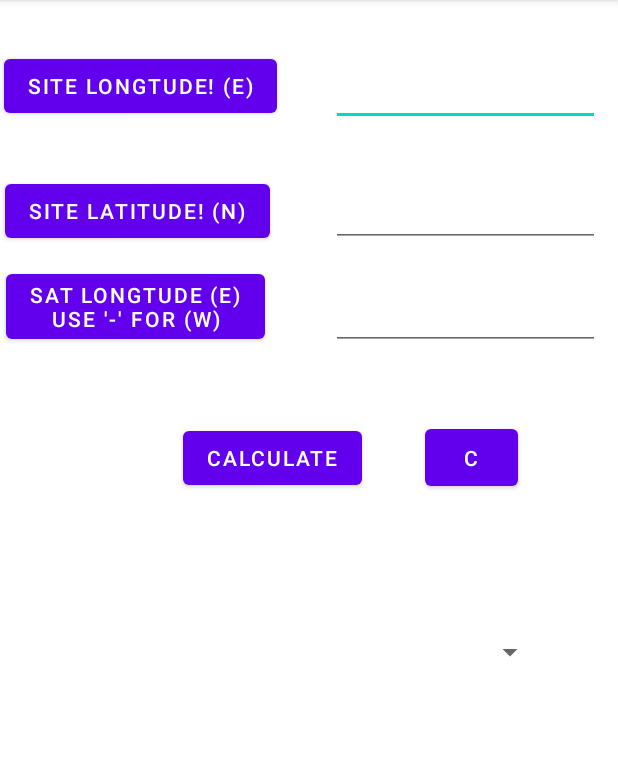
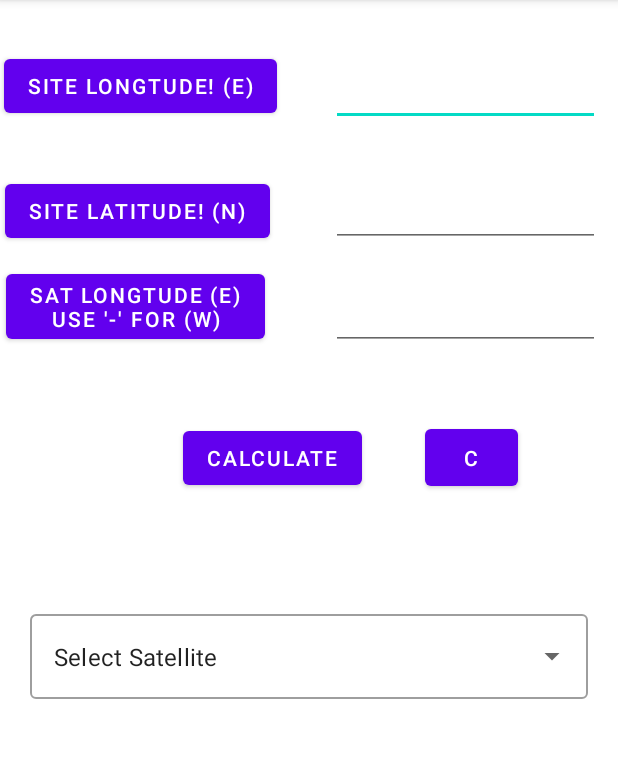
Before and after one commit to Mubarekethio/satellite-pointing-Angle-Calculator, an Android app: the screen it shows after launch (MainActivity), on a phone screen of 412 x 824 dp, the part 84-842 px from its top. Run offline under Robolectric (Android 15) with nearby library versions, the light colour scheme and no system bars.

Commit message:
pointing Calculator

```diff
--- a/app/src/main/java/org/mukee/calculatorapp/pointingcalc_mukee/MainActivity.kt
+++ b/app/src/main/java/org/mukee/calculatorapp/pointingcalc_mukee/MainActivity.kt
@@ -1,15 +1,15 @@
 package org.mukee.calculatorapp.pointingcalc_mukee
 
-import androidx.appcompat.app.AppCompatActivity
 import android.os.Bundle
-
+import android.view.inputmethod.InputMethodManager
+import android.widget.AdapterView.OnItemClickListener
+import android.widget.ArrayAdapter
+import android.widget.AutoCompleteTextView
 import android.widget.Button
 import android.widget.EditText
-import android.widget.Spinner
 import android.widget.TextView
 import android.widget.Toast
-import org.jetbrains.annotations.NotNull
-import java.nio.file.DirectoryNotEmptyException
+import androidx.appcompat.app.AppCompatActivity
 
 
 class MainActivity : AppCompatActivity() {
@@ -21,13 +21,51 @@ class MainActivity : AppCompatActivity() {
 
         val input1 = findViewById<EditText>(R.id.input1)
         val input2 = findViewById<EditText>(R.id.input2)
-        val input3 = findViewById<EditText>(R.id.input3)
+        var input3 = findViewById<EditText>(R.id.input3)
         val output1 = findViewById<TextView>(R.id.output1)
-        val sat_list = findViewById<Spinner>(R.id.sat_spinner)
+        //val sat_list = findViewById<Spinner>(R.id.sat_spinner)
 
 
         val btnclear = findViewById<Button>(R.id.btnclear)
         val btncalculate = findViewById<Button>(R.id.btncalculate)
+
+        // get reference to the string array that we just created
+        val languages = resources.getStringArray(R.array.programming_languages)
+        // create an array adapter and pass the required parameter
+        // in our case pass the context, drop down layout , and array.
+        val arrayAdapter = ArrayAdapter(this, R.layout.dropdown_item, languages)
+        // get reference to the autocomplete text view
+        val autocompleteTV = findViewById<AutoCompleteTextView>(R.id.autoCompleteTextView)
+        // set adapter to the autocomplete tv to the arrayAdapter
+        //println(autocompleteTV.toString())
+        autocompleteTV.setAdapter(arrayAdapter)
+
+
+        //to get selected value add item click listener
+        //to get selected value add item click listener
+        autocompleteTV.onItemClickListener = OnItemClickListener { parent, view, position, id ->
+            var delimiter = "("
+            var dem= "°"
+            var parts = autocompleteTV.text.toString().split(delimiter)
+            var p=parts[1].split(dem)
+            val dc= "West"
+            if (parts[1].contains(dc)){
+                //print("-"+p[0])
+                input3.setText("-${p[0]}")
+            }else {
+                input3.setText(p[0])
+            }
+
+
+
+            //print(pp[0])
+            Toast.makeText(
+                applicationContext,
+                "" + autocompleteTV.text.toString(),
+                Toast.LENGTH_SHORT
+            ).show()
+        }
+
 
         btncalculate.setOnClickListener() {
 
@@ -35,6 +73,11 @@ class MainActivity : AppCompatActivity() {
                 val B5 = input1.text.toString().toDouble()
                 val C5 = input2.text.toString().toDouble()
                 val D5 = input3.text.toString().toDouble()
+
+                //println(autocompleteTV.text.toString())
+
+
+                //println(D5)
                 val Az: Double = Math.toDegrees(
                     Math.atan(
                         0 - (Math.tan(Math.toRadians(D5) - Math.toRadians(B5)) / (Math.sin(
@@ -47,7 +90,11 @@ class MainActivity : AppCompatActivity() {
                 //longsite+latsite+longSat
                 val El: Double = Math.toDegrees(
                     Math.atan(
-                        (Math.cos(Math.toRadians(D5) - Math.toRadians(B5)) * Math.cos(Math.toRadians(C5)) - 0.15127) / (Math.sin(
+                        (Math.cos(Math.toRadians(D5) - Math.toRadians(B5)) * Math.cos(
+                            Math.toRadians(
+                                C5
+                            )
+                        ) - 0.15127) / (Math.sin(
                             Math.acos(
                                 Math.cos(Math.toRadians(D5) - Math.toRadians(B5)) * Math.cos(
                                     Math.toRadians(C5)
@@ -64,12 +111,21 @@ class MainActivity : AppCompatActivity() {
                         with(output1) {
                             text =
                                 "Azimuth :\t" + Az.toString() + "\nNormal Elevation:\t" + El.toString() + "\nInverted Elevation:\t" + El1.toString()
-                        } //Append(getText(Az.toString()), getText(Az.toString())
-                    }else -> println("")
+                        }
+                        //val inputMethodManager =
+                            //getSystemService(INPUT_METHOD_SERVICE) as InputMethodManager
+
+                        // on below line hiding our keyboard.
+                        //inputMethodManager.hideSoftInputFromWindow(view.getWindowToken(), 0)
+                        //val mgr = getSystemService(INPUT_METHOD_SERVICE) as InputMethodManager
+                        //mgr.hideSoftInputFromWindow(curEditText.getWindowToken(), 0)//Append(getText(Az.toString()), getText(Az.toString())
+                    }
+
+                    else -> println("")
                 }
-            }catch (e:Exception){
+            } catch (e: Exception) {
                 Toast.makeText(this@MainActivity, e.message, Toast.LENGTH_LONG).show()
-                output1.text=""
+                output1.text = ""
             }
 
 
@@ -85,5 +141,4 @@ class MainActivity : AppCompatActivity() {
         }
 
     }
-
 }
--- a/app/src/main/res/layout/activity_main.xml
+++ b/app/src/main/res/layout/activity_main.xml
@@ -103,17 +103,33 @@
         app:layout_constraintTop_toTopOf="parent"
         app:layout_constraintVertical_bias="0.39" />
 
-    <Spinner
-        android:id="@+id/sat_spinner"
-        android:layout_width="364dp"
-        android:layout_height="35dp"
+
+    <com.google.android.material.textfield.TextInputLayout
+        style="@style/Widget.MaterialComponents.TextInputLayout.OutlinedBox.ExposedDropdownMenu"
+        android:layout_width="match_parent"
+        android:layout_height="wrap_content"
+        android:layout_margin="20dp"
         app:layout_constraintBottom_toTopOf="@+id/output1"
-        app:layout_constraintTop_toBottomOf="@+id/btncalculate"
-        tools:ignore="MissingConstraints"
-        android:textColor="@android:color/holo_red_light"
-        android:textSize="11dp"
-        tools:layout_editor_absoluteX="24dp"
-        android:outlineSpotShadowColor="@color/colorPurple"/>
+        app:layout_constraintLeft_toLeftOf="parent"
+        app:layout_constraintRight_toRightOf="parent"
+        app:layout_constraintTop_toBottomOf="@+id/btncalculate">
+
+        <AutoCompleteTextView
+            android:id="@+id/autoCompleteTextView"
+            android:layout_width="match_parent"
+            android:layout_height="match_parent"
+            android:layout_weight="1"
+            android:inputType="none"
+            android:text="@string/select_satellite"
+            tools:layout_editor_absoluteX="23dp"
+            tools:layout_editor_absoluteY="403dp" />
+
+        <!-- Inside text input layout add
+              an auto complete text view
+                and make its input type to none-->
+
+    </com.google.android.material.textfield.TextInputLayout>
+
 
     <TextView
         android:id="@+id/output1"
@@ -128,4 +144,6 @@
         app:layout_constraintVertical_bias="0.861" />
 
 
+
+
 </androidx.constraintlayout.widget.ConstraintLayout>
--- a/app/src/main/res/values/strings.xml
+++ b/app/src/main/res/values/strings.xml
@@ -1,3 +1,25 @@
 <resources>
     <string name="app_name">pointingCalc-Mukee</string>
+    <string name="select_satellite">Select Satellite</string>
+    <string name="selected_item">Selected item:</string>
+    <string-array name="programming_languages">
+        <item>G-Sat 9 (97.3°East)</item>
+        <item>Hellas Sat ¾ (39.0°East)</item>
+        <item>Hispasat 30W-5 / 30W-6 (30.0°West)</item>
+        <item>Horizons 2 (84.8°East)</item>
+        <item>Hylas 4 (33.5°West)</item>
+        <item>Intelsat 10–02 (1.0°West)</item>
+        <item>Intelsat 15 (85.2°East)</item>
+        <item>Intelsat 17 (66.0°East)</item>
+        <item>Intelsat 20 / 36 (68.5°East)</item>
+        <item>Intelsat 25 (31.5°West)</item>
+        <item>Intelsat 28 (32.9°East)</item>
+        <item>Intelsat 33e (60.0°East)</item>
+        <item>Intelsat 35e (34.5°West)</item>
+        <item>Intelsat 37e (18.0°West)</item>
+        <item>Intelsat 39 (62.0°East)</item>
+        <item>Intelsat 901 (27.5°West)</item>
+        <item>KazSat 2 (86.5°East)</item>
+
+    </string-array>
 </resources>
```
Also changed, not shown: app/src/main/res/layout/dropdown_item.xml (added, +9 -0 lines), 2 other files.
